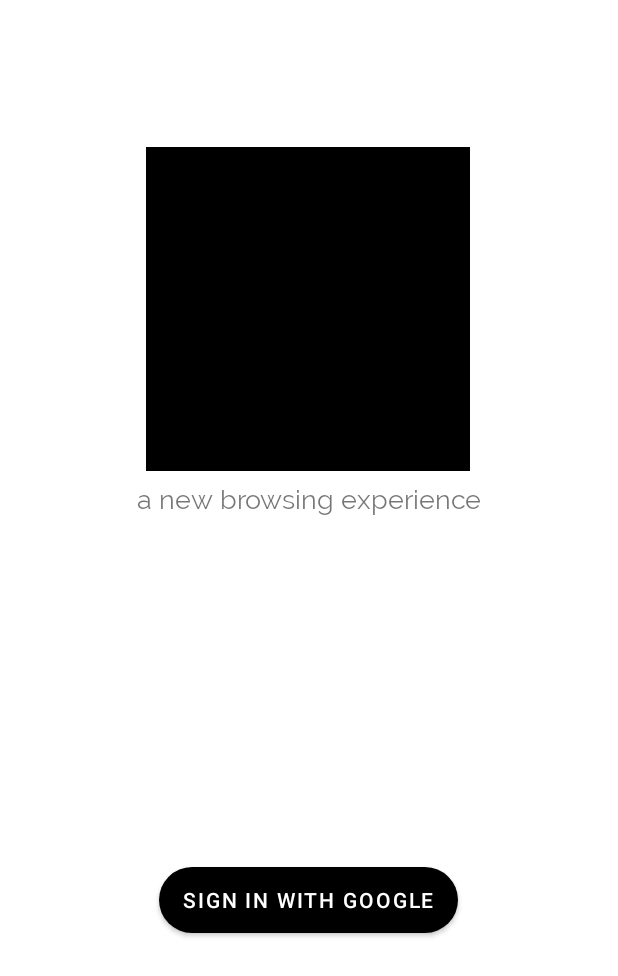
After one commit to aryanarora180/Signet, an Android app: the layout sign_in_fragment.xml on its own in the app's theme, with its tools: preview values and no code run, on a phone screen of 412 x 824 dp. The commit adds this screen. Shown: the top 976 px of the screen. Run offline under Robolectric (Android 15) with nearby library versions, the phone set to English and light mode, and no system bars.

Commit message:
added viewmodels for login fragments.

```diff
--- a/app/build.gradle
+++ b/app/build.gradle
@@ -47,6 +47,9 @@ dependencies {
     implementation 'androidx.core:core-ktx:1.3.1'
     implementation 'androidx.appcompat:appcompat:1.1.0'
     implementation 'androidx.constraintlayout:constraintlayout:1.1.3'
+    implementation 'androidx.lifecycle:lifecycle-extensions:2.2.0'
+    implementation 'androidx.navigation:navigation-fragment-ktx:2.3.0'
+    implementation 'androidx.navigation:navigation-ui-ktx:2.3.0'
     testImplementation 'junit:junit:4.12'
     androidTestImplementation 'androidx.test.ext:junit:1.1.1'
     androidTestImplementation 'androidx.test.espresso:espresso-core:3.2.0'
--- /dev/null
+++ b/app/src/main/res/layout/sign_in_fragment.xml
@@ -0,0 +1,68 @@
+<?xml version="1.0" encoding="utf-8"?>
+<layout xmlns:android="http://schemas.android.com/apk/res/android"
+    xmlns:app="http://schemas.android.com/apk/res-auto"
+    xmlns:tools="http://schemas.android.com/tools">
+    <androidx.coordinatorlayout.widget.CoordinatorLayout
+        android:id="@+id/login_coordinator"
+        android:layout_width="match_parent"
+        android:layout_height="match_parent">
+        <androidx.constraintlayout.widget.ConstraintLayout
+            android:layout_width="match_parent"
+            android:layout_height="match_parent"
+            tools:context=".SplashActivity">
+
+            <com.google.android.material.button.MaterialButton
+                android:id="@+id/login_button"
+                android:layout_width="wrap_content"
+                android:layout_height="56dp"
+                android:layout_marginBottom="36dp"
+                android:text="@string/sign_in_with_google"
+                android:textColor="@color/colorLoginButtonText"
+                app:backgroundTint="@color/black"
+                app:cornerRadius="28dp"
+                app:layout_constraintBottom_toBottomOf="parent"
+                app:layout_constraintEnd_toEndOf="@+id/imageView"
+                app:layout_constraintStart_toStartOf="@+id/imageView"
+                app:layout_constraintTop_toBottomOf="@+id/space" />
+
+            <ImageView
+                android:id="@+id/imageView"
+                android:layout_width="216dp"
+                android:layout_height="wrap_content"
+                android:adjustViewBounds="true"
+                app:layout_constraintBottom_toTopOf="@+id/space"
+                app:layout_constraintEnd_toEndOf="parent"
+                app:layout_constraintHorizontal_bias="0.497"
+                app:layout_constraintStart_toStartOf="parent"
+                app:layout_constraintTop_toTopOf="parent"
+                app:srcCompat="@color/black" />
+
+            <Space
+                android:id="@+id/space"
+                android:layout_width="wrap_content"
+                android:layout_height="wrap_content"
+                app:layout_constraintBottom_toBottomOf="parent"
+                app:layout_constraintEnd_toEndOf="parent"
+                app:layout_constraintStart_toStartOf="parent"
+                app:layout_constraintTop_toTopOf="parent" />
+
+            <TextView
+                android:id="@+id/textView2"
+                android:layout_width="0dp"
+                android:layout_height="wrap_content"
+                android:layout_marginStart="32dp"
+                android:layout_marginTop="8dp"
+                android:layout_marginEnd="32dp"
+                android:fontFamily="@font/raleway"
+                android:gravity="center"
+                android:text="@string/a_new_browsing_experience"
+                android:textSize="18sp"
+                app:layout_constraintEnd_toEndOf="parent"
+                app:layout_constraintHorizontal_bias="0.0"
+                app:layout_constraintStart_toStartOf="parent"
+                app:layout_constraintTop_toBottomOf="@+id/imageView" />
+
+        </androidx.constraintlayout.widget.ConstraintLayout>
+    </androidx.coordinatorlayout.widget.CoordinatorLayout>
+
+</layout>
--- a/app/src/main/res/values/strings.xml
+++ b/app/src/main/res/values/strings.xml
@@ -10,5 +10,6 @@
     <string name="save_article_confirmation">Save this article to your current session?</string>
 
     <string name="error_invalid_url">Invalid URL</string>
+    <string name="a_new_browsing_experience">a new browsing experience</string>
 
 </resources>
```
Also changed, not shown: app/src/main/AndroidManifest.xml (+6 -7 lines), app/src/main/java/com/example/signet/LoginActivity.kt (+1 -72 lines), app/src/main/java/com/example/signet/login/SignInViewModel.kt (added, +41 -0 lines), app/src/main/java/com/example/signet/login/signInFragment.kt (added, +76 -0 lines), app/src/main/res/layout/activity_login.xml (+9 -58 lines), app/src/main/res/navigation/login_nav.xml (added, +10 -0 lines).
